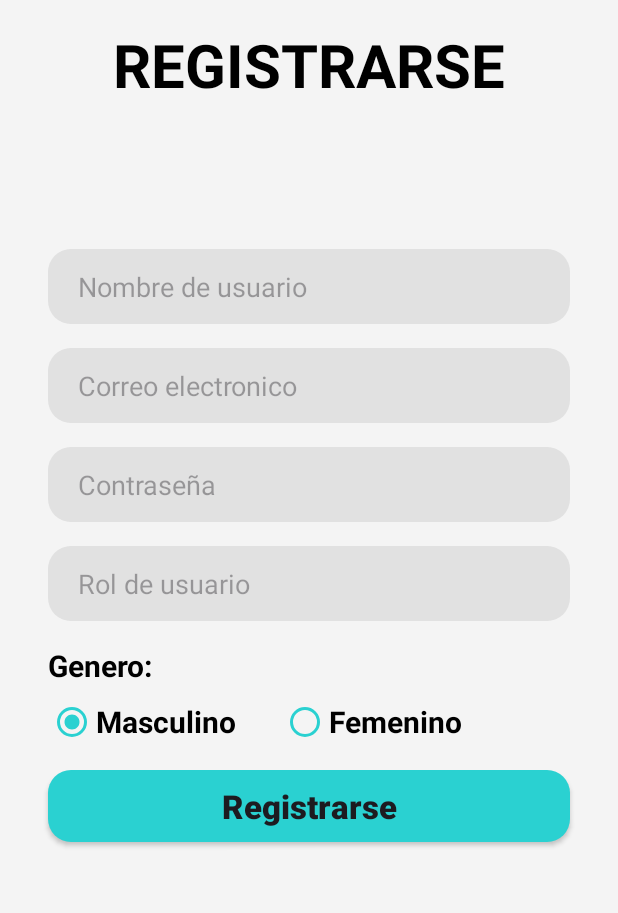
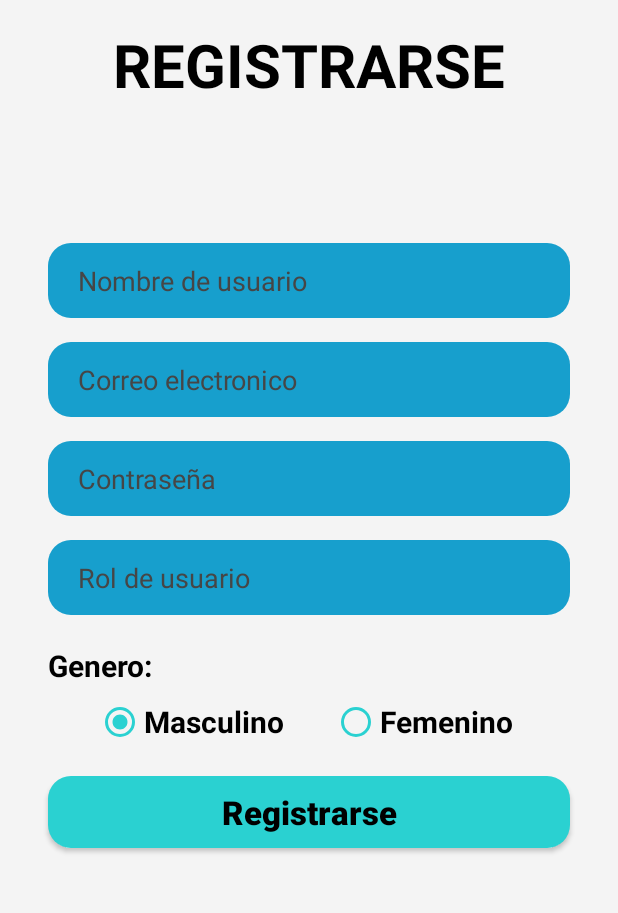
Before and after one commit to jezabala/Clinic-App-Project, an Android app: the SignUpActivity screen opened directly, with no data from a screen before it, on a phone screen of 412 x 824 dp, the part 251-1164 px from its top. Run offline under Robolectric (Android 15) with nearby library versions, the phone set to English and light mode, and no system bars; our stand-ins replace Volley.

Commit message:
Dando mejor estilo a pantallas

```diff
--- a/app/src/main/AndroidManifest.xml
+++ b/app/src/main/AndroidManifest.xml
@@ -2,7 +2,7 @@
 <manifest xmlns:android="http://schemas.android.com/apk/res/android"
     xmlns:tools="http://schemas.android.com/tools">
 
-    <uses-permission android:name="android.permission.INTERNET"></uses-permission>
+    <uses-permission android:name="android.permission.INTERNET" />
 
     <application
         android:allowBackup="true"
@@ -14,6 +14,9 @@
         android:supportsRtl="true"
         android:theme="@style/Theme.ClinicaApp"
         tools:targetApi="31">
+        <activity
+            android:name=".UsuariosActivity"
+            android:exported="false" />
         <activity
             android:name=".ReportesActivity"
             android:exported="false" />
--- a/app/src/main/java/com/jesusdev/clinicaapp/MainAdminActivity.kt
+++ b/app/src/main/java/com/jesusdev/clinicaapp/MainAdminActivity.kt
@@ -1,5 +1,6 @@
 package com.jesusdev.clinicaapp
 
+import android.content.Intent
 import androidx.appcompat.app.AppCompatActivity
 import android.os.Bundle
 import com.jesusdev.clinicaapp.databinding.ActivityMainAdminBinding
@@ -18,7 +19,9 @@ class MainAdminActivity : AppCompatActivity() {
     }
 
     private fun showUsers(){
-
+        val intent = Intent(this, UsuariosActivity::class.java)
+        startActivity(intent)
+        finish()
     }
 
     private fun showReports(){
--- a/app/src/main/res/drawable/edittext_background.xml
+++ b/app/src/main/res/drawable/edittext_background.xml
@@ -2,7 +2,7 @@
 <selector xmlns:android="http://schemas.android.com/apk/res/android">
 <item>
     <shape android:shape="rectangle">
-        <solid android:color="#e1e1e1"/>
+        <solid android:color="#179fcd"/>
         <corners android:radius="15dp"/>
     </shape>
 </item>
--- a/app/src/main/res/layout/activity_sign_up.xml
+++ b/app/src/main/res/layout/activity_sign_up.xml
@@ -11,106 +11,114 @@
         android:id="@+id/logo"
         android:layout_width="150dp"
         android:layout_height="135dp"
+        android:layout_marginTop="32dp"
         android:src="@drawable/logo_paraiso"
+        app:layout_constraintEnd_toEndOf="parent"
         app:layout_constraintStart_toStartOf="parent"
-        app:layout_constraintEnd_toEndOf="parent"
-        app:layout_constraintTop_toTopOf="parent"
-        android:layout_marginTop="32dp"/>
+        app:layout_constraintTop_toTopOf="parent" />
 
     <TextView
         android:id="@+id/tvSignup"
         android:layout_width="match_parent"
         android:layout_height="wrap_content"
+        android:layout_marginStart="32dp"
+        android:layout_marginTop="16dp"
+        android:layout_marginEnd="32dp"
+        android:gravity="center"
         android:text="Registrarse"
         android:textAllCaps="true"
         android:textColor="@color/black"
         android:textSize="40sp"
         android:textStyle="bold"
+        app:layout_constraintEnd_toEndOf="parent"
         app:layout_constraintStart_toStartOf="parent"
-        app:layout_constraintEnd_toEndOf="parent"
-        app:layout_constraintTop_toBottomOf="@id/logo"
-        android:layout_marginTop="16dp"
-        android:layout_marginStart="32dp"
-        android:layout_marginEnd="32dp"
-        android:gravity="center"/>
+        app:layout_constraintTop_toBottomOf="@id/logo" />
 
 
     <androidx.appcompat.widget.LinearLayoutCompat
         android:layout_width="match_parent"
         android:layout_height="wrap_content"
         android:orientation="vertical"
+        app:layout_constraintBottom_toBottomOf="parent"
+        app:layout_constraintEnd_toEndOf="parent"
         app:layout_constraintStart_toStartOf="parent"
-        app:layout_constraintEnd_toEndOf="parent"
-        app:layout_constraintTop_toBottomOf="@id/tvSignup"
-        app:layout_constraintBottom_toBottomOf="parent">
+        app:layout_constraintTop_toBottomOf="@id/tvSignup">
 
         <EditText
             android:id="@+id/etNameUser"
             android:layout_width="match_parent"
             android:layout_height="50dp"
+            android:layout_marginStart="32dp"
+            android:layout_marginTop="8dp"
+            android:layout_marginEnd="32dp"
+            android:layout_marginBottom="8dp"
             android:background="@drawable/edittext_background"
-            android:layout_marginStart="32dp"
-            android:layout_marginEnd="32dp"
-            android:layout_marginTop="8dp"
-            android:layout_marginBottom="8dp"
+            android:hint="Nombre de usuario"
             android:paddingStart="20dp"
-            android:hint="Nombre de usuario"/>
+            android:textColor="#464646"
+            android:textColorHint="#464646"/>
 
         <EditText
             android:id="@+id/etEmailUser"
             android:layout_width="match_parent"
             android:layout_height="50dp"
+            android:layout_marginStart="32dp"
+            android:layout_marginTop="8dp"
+            android:layout_marginEnd="32dp"
+            android:layout_marginBottom="8dp"
             android:background="@drawable/edittext_background"
-            android:layout_marginStart="32dp"
-            android:layout_marginEnd="32dp"
-            android:layout_marginTop="8dp"
-            android:layout_marginBottom="8dp"
+            android:hint="Correo electronico"
             android:paddingStart="20dp"
-            android:hint="Correo electronico"/>
+            android:textColor="#464646"
+            android:textColorHint="#464646" />
 
         <EditText
             android:id="@+id/etPassword"
             android:layout_width="match_parent"
             android:layout_height="50dp"
+            android:layout_marginStart="32dp"
+            android:layout_marginTop="8dp"
+            android:layout_marginEnd="32dp"
+            android:layout_marginBottom="8dp"
             android:background="@drawable/edittext_background"
-            android:layout_marginStart="32dp"
-            android:layout_marginEnd="32dp"
-            android:layout_marginTop="8dp"
-            android:layout_marginBottom="8dp"
+            android:hint="Contraseña"
             android:paddingStart="20dp"
-            android:hint="Contraseña"/>
+            android:textColor="#464646"
+            android:textColorHint="#464646" />
 
         <EditText
             android:id="@+id/etRoleUser"
             android:layout_width="match_parent"
             android:layout_height="50dp"
+            android:layout_marginStart="32dp"
+            android:layout_marginTop="8dp"
+            android:layout_marginEnd="32dp"
+            android:layout_marginBottom="8dp"
             android:background="@drawable/edittext_background"
-            android:layout_marginStart="32dp"
-            android:layout_marginEnd="32dp"
-            android:layout_marginTop="8dp"
-            android:layout_marginBottom="8dp"
+            android:hint="Rol de usuario"
             android:paddingStart="20dp"
-            android:hint="Rol de usuario"/>
+            android:textColor="#464646"
+            android:textColorHint="#464646" />
 
         <TextView
             android:layout_width="match_parent"
             android:layout_height="wrap_content"
+            android:layout_marginStart="32dp"
+            android:layout_marginTop="12dp"
+            android:layout_marginEnd="32dp"
+            android:layout_marginBottom="8dp"
             android:text="Genero:"
-            android:layout_marginStart="32dp"
-            android:layout_marginEnd="32dp"
-            android:layout_marginTop="8dp"
-            android:layout_marginBottom="8dp"
+            android:textColor="@color/black"
             android:textSize="20sp"
-            android:textStyle="bold"
-            android:textColor="@color/black"/>
+            android:textStyle="bold" />
 
         <androidx.appcompat.widget.LinearLayoutCompat
             android:layout_width="match_parent"
             android:layout_height="wrap_content"
-            android:orientation="horizontal"
             android:layout_marginStart="32dp"
             android:layout_marginEnd="32dp"
-            android:layout_marginBottom="8dp">
+            android:layout_marginBottom="12dp"
+            android:orientation="horizontal">
 
             <RadioGroup
                 android:id="@+id/rgGender"
@@ -123,24 +131,25 @@
                     android:id="@+id/rbMale"
                     android:layout_width="wrap_content"
                     android:layout_height="wrap_content"
+                    android:layout_marginStart="32dp"
                     android:buttonTint="@color/main_color"
                     android:text="@string/male"
+                    android:textColor="@color/black"
                     android:textSize="20sp"
                     android:textStyle="bold"
-                    android:theme="@style/RadioButtonStyle"
-                    android:textColor="@color/black"/>
+                    android:theme="@style/RadioButtonStyle" />
 
                 <RadioButton
                     android:id="@+id/rbFemale"
                     android:layout_width="wrap_content"
                     android:layout_height="wrap_content"
+                    android:layout_marginStart="32dp"
                     android:buttonTint="@color/main_color"
-                    android:layout_marginStart="30dp"
-                    android:theme="@style/RadioButtonStyle"
                     android:text="@string/female"
+                    android:textColor="@color/black"
                     android:textSize="20sp"
                     android:textStyle="bold"
-                    android:textColor="@color/black"/>
+                    android:theme="@style/RadioButtonStyle" />
 
             </RadioGroup>
 
@@ -157,12 +166,13 @@
             android:layout_marginBottom="8dp"
             android:background="@drawable/background_btn_into1"
             android:text="@string/signup"
+            android:textAllCaps="false"
+            android:textColor="@color/black"
             android:textSize="22sp"
             android:textStyle="bold"
-            android:textAllCaps="false"
             app:layout_constraintBottom_toBottomOf="parent"
             app:layout_constraintEnd_toEndOf="parent"
-            app:layout_constraintStart_toStartOf="parent"/>
+            app:layout_constraintStart_toStartOf="parent" />
 
     </androidx.appcompat.widget.LinearLayoutCompat>
 
```
Also changed, not shown: app/src/main/java/com/jesusdev/clinicaapp/LogInActivity.kt (+5 -3 lines), app/src/main/java/com/jesusdev/clinicaapp/UsuariosActivity.kt (added, +11 -0 lines), app/src/main/res/layout/activity_log_in.xml (+78 -3 lines), app/src/main/res/layout/activity_main.xml (+10 -8 lines), app/src/main/res/layout/activity_usuarios.xml (added, +12 -0 lines).
